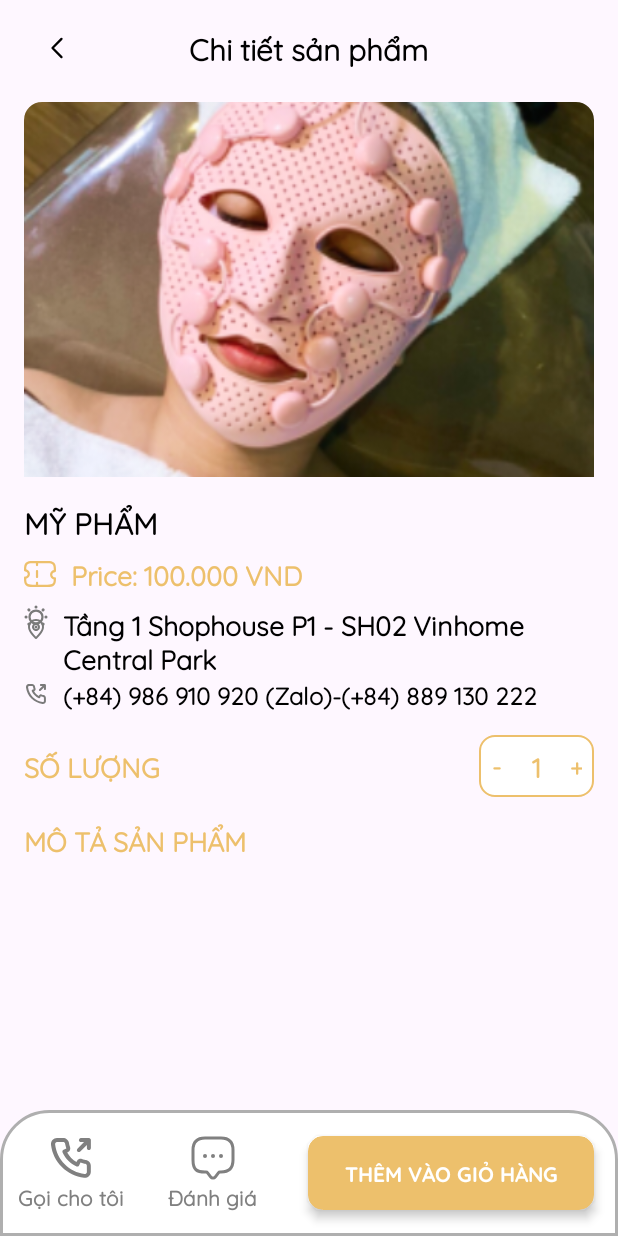
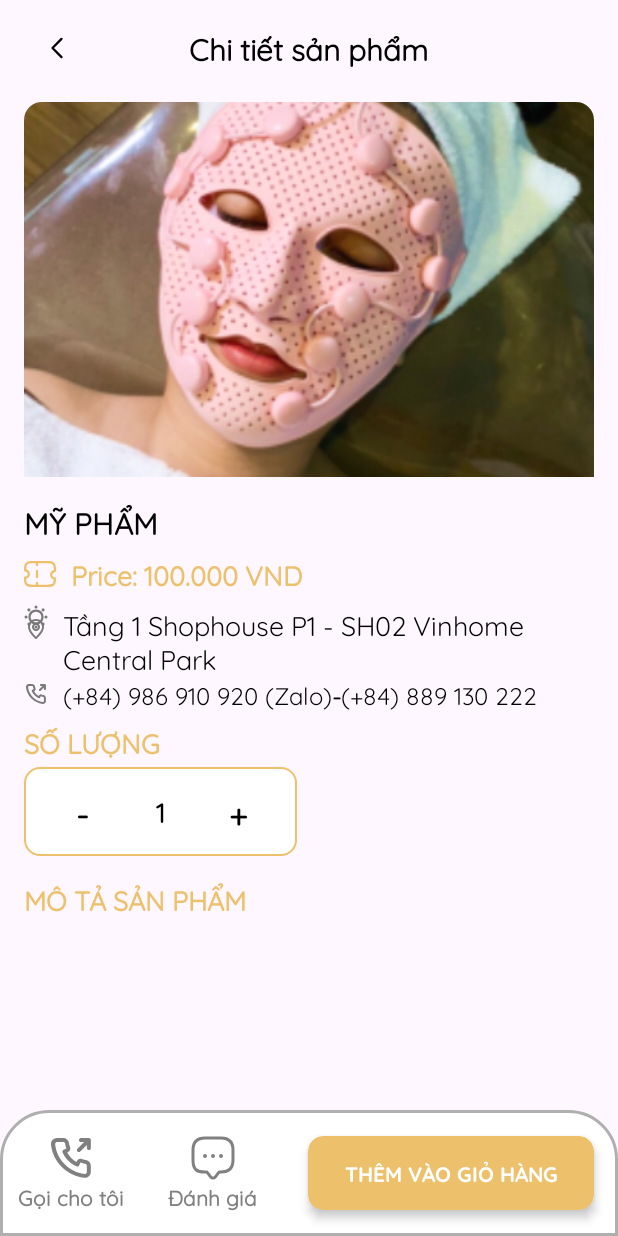
Before and after one commit to thanhnn16/du_an_1, an Android app: the CosmeticDetailActivity screen opened directly, with no data from a screen before it, on a phone screen of 412 x 824 dp. Run offline under Robolectric (Android 15) with nearby library versions, the phone set to English and light mode, and no system bars; network calls fail; 1 statement that could not run was skipped.

Commit message:
Buồn ngủ quá

```diff
--- a/app/src/main/java/com/miwth/allure_spa/api/cosmetic/CosmeticsResponse.java
+++ b/app/src/main/java/com/miwth/allure_spa/api/cosmetic/CosmeticsResponse.java
@@ -30,6 +30,6 @@ public class CosmeticsResponse {
     }
 
     public Cosmetics getCosmetic() {
-        return getData().get(0);
+        return cosmetic;
     }
 }
--- a/app/src/main/java/com/miwth/allure_spa/ui/views/cosmetic/CosmeticDetailActivity.java
+++ b/app/src/main/java/com/miwth/allure_spa/ui/views/cosmetic/CosmeticDetailActivity.java
@@ -22,18 +22,19 @@ import retrofit2.Response;
 public class CosmeticDetailActivity extends AppCompatActivity {
     private static final String TAG = "COSMETIC_DETAIL_ACTIVITY";
     CosmeticsRepository cosmeticsRepository;
-    TextView tvCosmeticName, tvCosmeticPrice, tvMoTaSP;
-    LinearLayout detailCosmetic;
+    TextView tvCosmeticName, tvCosmeticPrice;
+    LinearLayout llCongDung, llMoTaSP;
 
     @Override
     protected void onCreate(Bundle savedInstanceState) {
         super.onCreate(savedInstanceState);
         setContentView(R.layout.activity_cosmetic_detail);
+        getWindow().setStatusBarColor(getResources().getColor(R.color.transparent, null));
 
         tvCosmeticName = findViewById(R.id.tvCosmeticDetailName);
         tvCosmeticPrice = findViewById(R.id.tvCosmeticDetailPrice);
-        tvMoTaSP = findViewById(R.id.tvMoTaSP);
-        detailCosmetic = findViewById(R.id.llCosmeticDetailParentDescription);
+        llCongDung = findViewById(R.id.llCongDung);
+        llMoTaSP = findViewById(R.id.llMoTaSP);
 
 
         Intent intent = getIntent();
@@ -51,10 +52,22 @@ public class CosmeticDetailActivity extends AppCompatActivity {
                         Toast.makeText(CosmeticDetailActivity.this, "Body null", Toast.LENGTH_SHORT).show();
                         return;
                     }
-                    Cosmetics cosmetic = (Cosmetics) response.body().getData();
+                    Cosmetics cosmetic = response.body().getCosmetic();
                     tvCosmeticName.setText(cosmetic.getCosmetics_name());
-                    tvCosmeticPrice.setText(String.valueOf(cosmetic.getPrice()));
-                    tvMoTaSP.setText(cosmetic.getDescriptions());
+                    String price = String.format("%,d", cosmetic.getPrice() + " VNĐ");
+                    tvCosmeticPrice.setText(price);
+                    String[] congDung = cosmetic.getPurpose().split("\\. ");
+                    String[] moTaSP = cosmetic.getDescriptions().split("\\. ");
+                    for (String s : congDung) {
+                        TextView textView = new TextView(CosmeticDetailActivity.this);
+                        textView.setText("•\t\t" + s);
+                        llCongDung.addView(textView);
+                    }
+                    for (String s : moTaSP) {
+                        TextView textView = new TextView(CosmeticDetailActivity.this);
+                        textView.setText("•\t\t" + s);
+                        llMoTaSP.addView(textView);
+                    }
                     Log.d(TAG, "onResponse: " + cosmetic.getCosmetics_name());
                 } else {
                     Log.d(TAG, "onResponse: " + response.message());
--- a/app/src/main/res/layout/activity_cosmetic_detail.xml
+++ b/app/src/main/res/layout/activity_cosmetic_detail.xml
@@ -106,12 +106,13 @@
                 android:src="@drawable/sun" />
 
             <LinearLayout
-                android:id="@+id/llCosmeticDetailParentDescription"
+                android:id="@+id/llCongDung"
                 android:layout_width="wrap_content"
                 android:layout_height="wrap_content"
                 android:layout_below="@id/llCosmeticDetailPrice"
                 android:layout_marginStart="10dp"
                 android:layout_marginTop="8dp"
+                android:layout_marginEnd="16dp"
                 android:layout_toEndOf="@id/ivCosmeticDetailSun"
                 android:orientation="vertical" />
 
@@ -119,7 +120,7 @@
                 android:id="@+id/llCosmeticDetailAddress"
                 android:layout_width="match_parent"
                 android:layout_height="wrap_content"
-                android:layout_below="@+id/llCosmeticDetailParentDescription"
+                android:layout_below="@+id/llCongDung"
                 android:layout_marginHorizontal="16dp"
                 android:gravity="top"
                 android:orientation="horizontal">
@@ -137,7 +138,7 @@
                     android:text="@string/spa_s_address"
                     android:textColor="@color/black"
                     android:textSize="18sp"
-                    android:textStyle="bold" />
+                    android:textStyle="normal" />
 
             </LinearLayout>
 
@@ -162,7 +163,7 @@
                     android:text="@string/spa_s_phone"
                     android:textColor="@color/black"
                     android:textSize="16sp"
-                    android:textStyle="bold" />
+                    android:textStyle="normal" />
 
                 <TextView
                     android:layout_width="wrap_content"
@@ -179,7 +180,7 @@
                     android:text="@string/spa_s_phone_2"
                     android:textColor="@color/black"
                     android:textSize="16sp"
-                    android:textStyle="bold" />
+                    android:textStyle="normal" />
 
             </LinearLayout>
 
@@ -187,9 +188,9 @@
                 android:id="@+id/tvSoLuong"
                 android:layout_width="wrap_content"
                 android:layout_height="wrap_content"
-                android:layout_alignTop="@id/llSelectQty"
-                android:layout_alignBottom="@id/llSelectQty"
+                android:layout_below="@id/llCosmeticDetailParentPhone"
                 android:layout_marginStart="16dp"
+                android:layout_marginTop="8dp"
                 android:gravity="center_vertical"
                 android:text="@string/qty_caps"
                 android:textColor="@color/primaryColor"
@@ -200,47 +201,46 @@
                 android:id="@+id/llSelectQty"
                 android:layout_width="wrap_content"
                 android:layout_height="wrap_content"
-                android:layout_below="@id/llCosmeticDetailParentPhone"
-                android:layout_alignParentEnd="true"
-                android:layout_marginTop="16dp"
-                android:layout_marginEnd="16dp"
+                android:layout_below="@id/tvSoLuong"
+                android:layout_marginStart="16dp"
+                android:layout_marginTop="4dp"
                 android:background="@drawable/button_bg_outline"
                 android:gravity="center_horizontal|center_vertical"
-                android:orientation="horizontal">
+                android:orientation="horizontal"
+                android:paddingVertical="4dp"
+                android:textAlignment="center">
 
-                <TextView
+                <Button
                     android:layout_width="0dp"
-                    android:layout_height="match_parent"
-                    android:layout_weight="1"
-                    android:padding="8dp"
+                    android:layout_height="wrap_content"
+                    android:layout_weight="3"
+                    android:backgroundTint="@color/transparent"
                     android:text="@string/minus"
                     android:textAlignment="center"
-                    android:textColor="@color/primaryColor"
-                    android:textSize="16sp"
+                    android:textColor="@color/black"
+                    android:textSize="22sp"
                     android:textStyle="bold" />
 
                 <TextView
                     android:id="@+id/tvQty"
                     android:layout_width="0dp"
-                    android:layout_height="match_parent"
-                    android:layout_marginHorizontal="4dp"
+                    android:layout_height="wrap_content"
                     android:layout_weight="1"
-                    android:padding="8dp"
                     android:text="1"
                     android:textAlignment="center"
-                    android:textColor="@color/primaryColor"
+                    android:textColor="@color/black"
                     android:textSize="18sp"
                     android:textStyle="bold" />
 
-                <TextView
+                <Button
                     android:layout_width="0dp"
-                    android:layout_height="match_parent"
-                    android:layout_weight="1"
-                    android:padding="8dp"
+                    android:layout_height="wrap_content"
+                    android:layout_weight="3"
+                    android:backgroundTint="@color/transparent"
                     android:text="@string/plus"
                     android:textAlignment="center"
-                    android:textColor="@color/primaryColor"
-                    android:textSize="16sp"
+                    android:textColor="@color/black"
+                    android:textSize="22sp"
                     android:textStyle="bold" />
 
             </LinearLayout>
@@ -249,7 +249,7 @@
                 android:id="@+id/tvMoTaSP"
                 android:layout_width="wrap_content"
                 android:layout_height="wrap_content"
-                android:layout_below="@id/tvSoLuong"
+                android:layout_below="@id/llSelectQty"
                 android:layout_marginStart="16dp"
                 android:layout_marginTop="16dp"
                 android:gravity="center_vertical"
@@ -259,12 +259,13 @@
                 android:textStyle="bold" />
 
             <LinearLayout
-                android:id="@+id/llCosmeticDetailDescription"
+                android:id="@+id/llMoTaSP"
                 android:layout_width="match_parent"
                 android:layout_height="wrap_content"
                 android:layout_below="@id/tvMoTaSP"
-                android:layout_marginHorizontal="16dp"
+                android:layout_alignStart="@id/llCongDung"
                 android:layout_marginTop="8dp"
+                android:layout_marginBottom="32dp"
                 android:orientation="vertical" />
 
         </RelativeLayout>
--- a/app/src/main/res/values/strings.xml
+++ b/app/src/main/res/values/strings.xml
@@ -63,9 +63,9 @@
     <string name="spa_s_address">Tầng 1 Shophouse P1 - SH02 Vinhome Central Park</string>
     <string name="spa_s_phone">(+84) 986 910 920 (Zalo)</string>
     <string name="spa_s_phone_2">(+84) 889 130 222</string>
-    <string name="minus">-</string>
+    <string name="minus"> - </string>
     <string name="qty_caps">SỐ LƯỢNG</string>
-    <string name="plus">\+</string>
+    <string name="plus"> \+ </string>
     <string name="des_prod">MÔ TẢ SẢN PHẨM</string>
     <string name="call_me">Gọi cho tôi</string>
     <string name="comment">Đánh giá</string>
```
Also changed, not shown: app/src/main/res/drawable/bullet.xml (added, +12 -0 lines).
